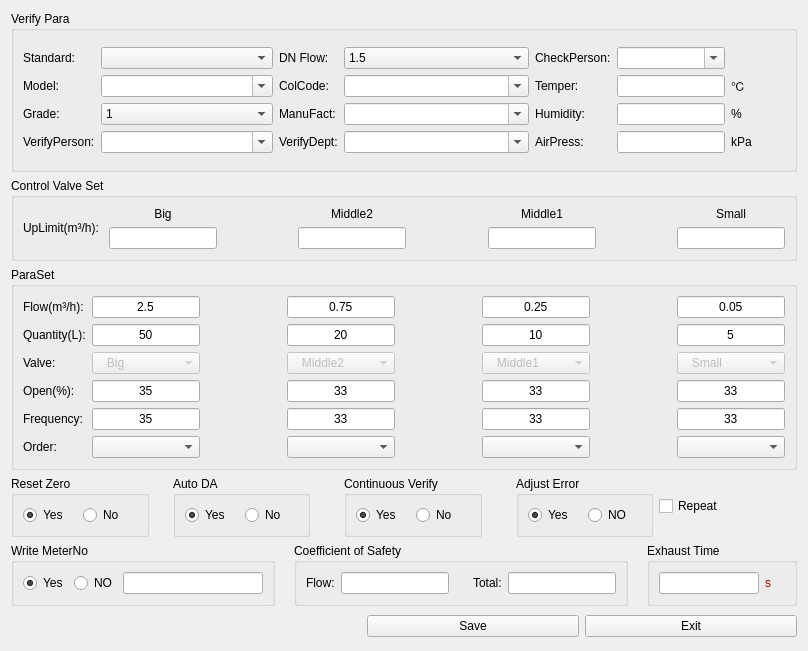
This is source/systemset/systemsetdlg/ui/parasetdlg.ui in flimmy78/qtverify as Qt 5 draws it before an edit. The edited form follows.
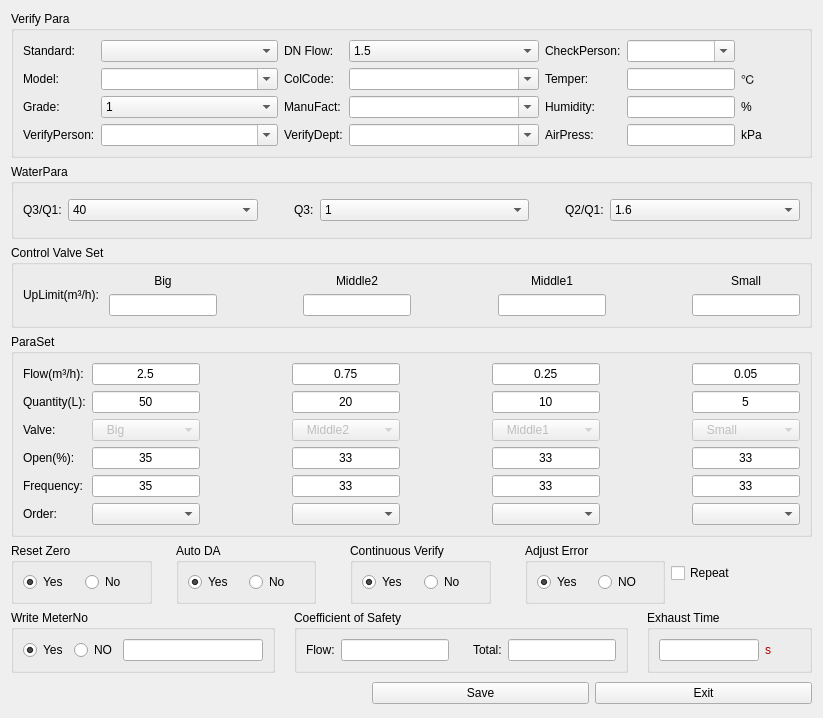
This is the edited form. Icons and pictures are not drawn.

Commit message: 参数设置：增加设置水表参数Q3、Q3/Q1、Q2/Q1

Patch:
```diff
--- a/source/systemset/systemsetdlg/ui/parasetdlg.ui
+++ b/source/systemset/systemsetdlg/ui/parasetdlg.ui
@@ -9,8 +9,8 @@
    <rect>
     <x>0</x>
     <y>0</y>
-    <width>808</width>
-    <height>651</height>
+    <width>823</width>
+    <height>718</height>
    </rect>
   </property>
   <property name="windowTitle">
@@ -20,7 +20,7 @@
    <iconset resource="../systemsetdlg.qrc">
     <normaloff>:/systemsetdlg/images/setting.png</normaloff>:/systemsetdlg/images/setting.png</iconset>
   </property>
-  <layout class="QGridLayout" name="gridLayout_13">
+  <layout class="QGridLayout" name="gridLayout_25">
    <item row="0" column="0">
     <widget class="QGroupBox" name="gBox_Head">
      <property name="title">
@@ -328,6 +328,200 @@
     </widget>
    </item>
    <item row="1" column="0">
+    <widget class="QGroupBox" name="gBoxWaterPara">
+     <property name="title">
+      <string>WaterPara</string>
+     </property>
+     <layout class="QGridLayout" name="gridLayout_24">
+      <item row="0" column="0">
+       <layout class="QGridLayout" name="gridLayout_13">
+        <item row="0" column="0">
+         <widget class="QLabel" name="label_30">
+          <property name="sizePolicy">
+           <sizepolicy hsizetype="Fixed" vsizetype="Preferred">
+            <horstretch>0</horstretch>
+            <verstretch>0</verstretch>
+           </sizepolicy>
+          </property>
+          <property name="text">
+           <string>Q3/Q1:</string>
+          </property>
+         </widget>
+        </item>
+        <item row="0" column="1">
+         <widget class="QComboBox" name="cmbQ3BiQ1">
+          <item>
+           <property name="text">
+            <string>40</string>
+           </property>
+          </item>
+          <item>
+           <property name="text">
+            <string>50</string>
+           </property>
+          </item>
+          <item>
+           <property name="text">
+            <string>63</string>
+           </property>
+          </item>
+          <item>
+           <property name="text">
+            <string>80</string>
+           </property>
+          </item>
+          <item>
+           <property name="text">
+            <string>100</string>
+           </property>
+          </item>
+          <item>
+           <property name="text">
+            <string>125</string>
+           </property>
+          </item>
+         </widget>
+        </item>
+       </layout>
+      </item>
+      <item row="0" column="1">
+       <spacer name="horizontalSpacer_29">
+        <property name="orientation">
+         <enum>Qt::Horizontal</enum>
+        </property>
+        <property name="sizeType">
+         <enum>QSizePolicy::Fixed</enum>
+        </property>
+        <property name="sizeHint" stdset="0">
+         <size>
+          <width>30</width>
+          <height>20</height>
+         </size>
+        </property>
+       </spacer>
+      </item>
+      <item row="0" column="2">
+       <layout class="QGridLayout" name="gridLayout_21">
+        <item row="0" column="0">
+         <widget class="QLabel" name="label_31">
+          <property name="sizePolicy">
+           <sizepolicy hsizetype="Fixed" vsizetype="Preferred">
+            <horstretch>0</horstretch>
+            <verstretch>0</verstretch>
+           </sizepolicy>
+          </property>
+          <property name="text">
+           <string>Q3:</string>
+          </property>
+         </widget>
+        </item>
+        <item row="0" column="1">
+         <widget class="QComboBox" name="cmbQ3">
+          <item>
+           <property name="text">
+            <string>1</string>
+           </property>
+          </item>
+          <item>
+           <property name="text">
+            <string>1.6</string>
+           </property>
+          </item>
+          <item>
+           <property name="text">
+            <string>2.5</string>
+           </property>
+          </item>
+          <item>
+           <property name="text">
+            <string>4</string>
+           </property>
+          </item>
+          <item>
+           <property name="text">
+            <string>6.3</string>
+           </property>
+          </item>
+          <item>
+           <property name="text">
+            <string>10</string>
+           </property>
+          </item>
+          <item>
+           <property name="text">
+            <string>16</string>
+           </property>
+          </item>
+          <item>
+           <property name="text">
+            <string>25</string>
+           </property>
+          </item>
+         </widget>
+        </item>
+       </layout>
+      </item>
+      <item row="0" column="3">
+       <spacer name="horizontalSpacer_30">
+        <property name="orientation">
+         <enum>Qt::Horizontal</enum>
+        </property>
+        <property name="sizeType">
+         <enum>QSizePolicy::Fixed</enum>
+        </property>
+        <property name="sizeHint" stdset="0">
+         <size>
+          <width>30</width>
+          <height>20</height>
+         </size>
+        </property>
+       </spacer>
+      </item>
+      <item row="0" column="4">
+       <layout class="QGridLayout" name="gridLayout_23">
+        <item row="0" column="0">
+         <widget class="QLabel" name="label_32">
+          <property name="sizePolicy">
+           <sizepolicy hsizetype="Fixed" vsizetype="Preferred">
+            <horstretch>0</horstretch>
+            <verstretch>0</verstretch>
+           </sizepolicy>
+          </property>
+          <property name="text">
+           <string>Q2/Q1:</string>
+          </property>
+         </widget>
+        </item>
+        <item row="0" column="1">
+         <widget class="QComboBox" name="cmbQ2BiQ1">
+          <item>
+           <property name="text">
+            <string>1.6</string>
+           </property>
+          </item>
+          <item>
+           <property name="text">
+            <string>2.5</string>
+           </property>
+          </item>
+          <item>
+           <property name="text">
+            <string>4</string>
+           </property>
+          </item>
+          <item>
+           <property name="text">
+            <string>6.3</string>
+           </property>
+          </item>
+         </widget>
+        </item>
+       </layout>
+      </item>
+     </layout>
+    </widget>
+   </item>
+   <item row="2" column="0">
     <widget class="QGroupBox" name="gBox_UpperFlowLmt">
      <property name="sizePolicy">
       <sizepolicy hsizetype="Preferred" vsizetype="Fixed">
@@ -563,7 +757,7 @@
      </layout>
     </widget>
    </item>
-   <item row="2" column="0">
+   <item row="3" column="0">
     <widget class="QGroupBox" name="gBox_FlowPnt">
      <property name="title">
       <string>ParaSet</string>
@@ -1427,7 +1621,7 @@
      </layout>
     </widget>
    </item>
-   <item row="3" column="0">
+   <item row="4" column="0">
     <layout class="QGridLayout" name="gridLayout_10">
      <item row="0" column="0">
       <widget class="QGroupBox" name="gBox_resetzero">
@@ -1590,7 +1784,7 @@
      </item>
     </layout>
    </item>
-   <item row="4" column="0">
+   <item row="5" column="0">
     <layout class="QGridLayout" name="gridLayout_22">
      <item row="0" column="0">
       <widget class="QGroupBox" name="gBox_writenum">
@@ -1802,7 +1996,7 @@
      </item>
     </layout>
    </item>
-   <item row="5" column="0">
+   <item row="6" column="0">
     <layout class="QGridLayout" name="gridLayout_6">
      <item row="0" column="0">
       <widget class="QLabel" name="labelHintInfo">
```
Left out of the diff: 1 changed line with no effect on the pictures. The commit also changes 2 other files.
